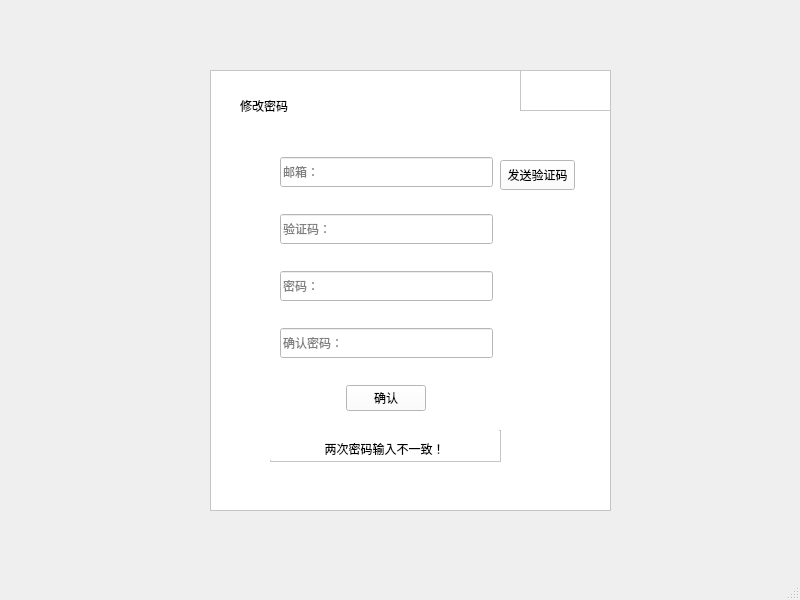
Before: the Qt Designer form frontend/Modify_Person.ui in AiDahanwen/BUAA_2024_Python_Project, drawn with Qt 5.
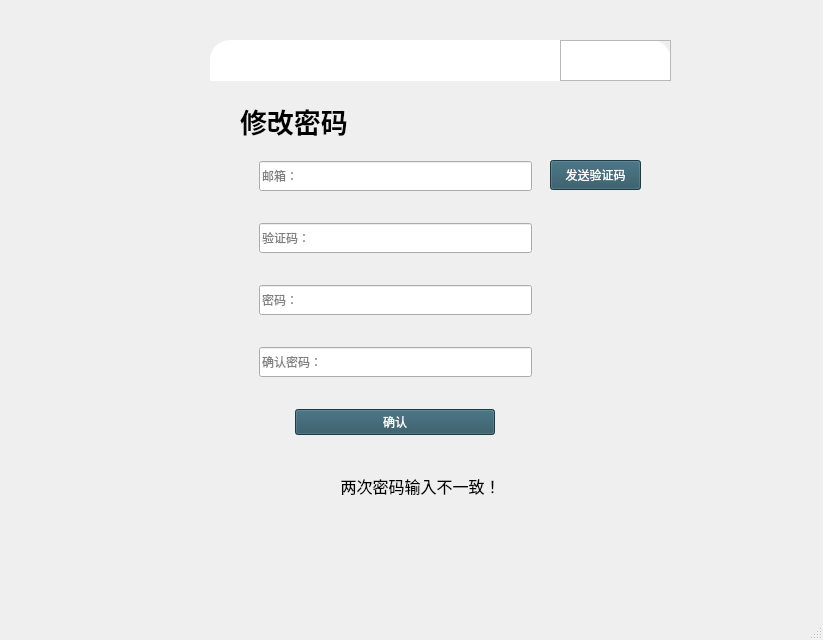
After: the same form once the commit is applied. The open tabs and pages were chosen to show the change. Icons and pictures are not drawn.

Commit message: frontend-modify_password:finish close and minimize-cuzn

```diff
--- a/frontend/Modify_Person.ui
+++ b/frontend/Modify_Person.ui
@@ -6,21 +6,21 @@
    <rect>
     <x>0</x>
     <y>0</y>
-    <width>800</width>
-    <height>600</height>
+    <width>823</width>
+    <height>640</height>
    </rect>
   </property>
   <property name="windowTitle">
    <string>MainWindow</string>
   </property>
   <widget class="QWidget" name="centralwidget">
-   <widget class="QFrame" name="frame">
+   <widget class="QFrame" name="frame_whole">
     <property name="geometry">
      <rect>
       <x>210</x>
-      <y>70</y>
-      <width>401</width>
-      <height>441</height>
+      <y>40</y>
+      <width>461</width>
+      <height>521</height>
      </rect>
     </property>
     <property name="sizePolicy">
@@ -36,7 +36,11 @@
      </size>
     </property>
     <property name="styleSheet">
-     <string notr="true">background-color: rgb(255, 255, 255);</string>
+     <string notr="true">QFrame#frame_whole{
+background-color: rgba(255, 255, 255, 0);
+border-radius:20px;
+	background-image: url(:/pictures/pictures/find_password_background.jpg);
+}</string>
     </property>
     <property name="frameShape">
      <enum>QFrame::StyledPanel</enum>
@@ -48,9 +52,9 @@
      <property name="geometry">
       <rect>
        <x>30</x>
-       <y>20</y>
-       <width>135</width>
-       <height>31</height>
+       <y>50</y>
+       <width>171</width>
+       <height>61</height>
       </rect>
      </property>
      <property name="sizePolicy">
@@ -65,8 +69,17 @@
        <height>31</height>
       </size>
      </property>
+     <property name="font">
+      <font>
+       <family>微软雅黑</family>
+       <pointsize>20</pointsize>
+       <weight>75</weight>
+       <italic>false</italic>
+       <bold>true</bold>
+      </font>
+     </property>
      <property name="styleSheet">
-      <string notr="true">font: 20pt &quot;Agency FB&quot;;</string>
+      <string notr="true"/>
      </property>
      <property name="text">
       <string>修改密码</string>
@@ -75,10 +88,10 @@
     <widget class="QFrame" name="frame_2">
      <property name="geometry">
       <rect>
-       <x>61</x>
-       <y>71</y>
-       <width>231</width>
-       <height>291</height>
+       <x>40</x>
+       <y>100</y>
+       <width>291</width>
+       <height>321</height>
       </rect>
      </property>
      <property name="sizePolicy">
@@ -172,6 +185,23 @@
       </item>
       <item alignment="Qt::AlignHCenter">
        <widget class="QPushButton" name="pushButton_modify_ensure">
+        <property name="sizePolicy">
+         <sizepolicy hsizetype="Expanding" vsizetype="Fixed">
+          <horstretch>0</horstretch>
+          <verstretch>0</verstretch>
+         </sizepolicy>
+        </property>
+        <property name="minimumSize">
+         <size>
+          <width>200</width>
+          <height>0</height>
+         </size>
+        </property>
+        <property name="styleSheet">
+         <string notr="true">background-color: rgb(41, 82, 97);
+color: rgb(255, 255, 255);
+font: 75 10pt &quot;微软雅黑&quot;;</string>
+        </property>
         <property name="text">
          <string>确认</string>
         </property>
@@ -182,9 +212,9 @@
     <widget class="QFrame" name="frame_10">
      <property name="geometry">
       <rect>
-       <x>310</x>
+       <x>350</x>
        <y>0</y>
-       <width>91</width>
+       <width>111</width>
        <height>41</height>
       </rect>
      </property>
@@ -211,7 +241,7 @@
          <string/>
         </property>
         <property name="icon">
-         <iconset>
+         <iconset resource="res.qrc">
           <normaloff>:/icons/icons/24gl-minimization.png</normaloff>:/icons/icons/24gl-minimization.png</iconset>
         </property>
        </widget>
@@ -222,19 +252,21 @@
          <string/>
         </property>
         <property name="icon">
-         <iconset>
+         <iconset resource="res.qrc">
           <normaloff>:/icons/icons/Close.png</normaloff>:/icons/icons/Close.png</iconset>
         </property>
        </widget>
       </item>
      </layout>
+     <zorder>pushButton_2</zorder>
+     <zorder>pushButton</zorder>
     </widget>
     <widget class="QPushButton" name="pushButton_modify_send">
      <property name="geometry">
       <rect>
-       <x>290</x>
-       <y>90</y>
-       <width>75</width>
+       <x>340</x>
+       <y>120</y>
+       <width>91</width>
        <height>30</height>
       </rect>
      </property>
@@ -245,7 +277,12 @@
       </size>
      </property>
      <property name="styleSheet">
-      <string notr="true">QPushButton:pressed{
+      <string notr="true">QPushButton#pushButton_modify_send{
+	background-color: rgb(41, 82, 97);
+	color: rgb(255, 255, 255);
+	font: 9pt &quot;微软雅黑&quot;;
+}
+QPushButton:hover{
 	padding-left:5px;
 	padding-top:5px;
 }</string>
@@ -254,40 +291,13 @@
       <string>发送验证码</string>
      </property>
     </widget>
-    <widget class="QFrame" name="frame_3">
-     <property name="geometry">
-      <rect>
-       <x>60</x>
-       <y>360</y>
-       <width>231</width>
-       <height>32</height>
-      </rect>
-     </property>
-     <property name="sizePolicy">
-      <sizepolicy hsizetype="Preferred" vsizetype="Expanding">
-       <horstretch>0</horstretch>
-       <verstretch>10</verstretch>
-      </sizepolicy>
-     </property>
-     <property name="minimumSize">
-      <size>
-       <width>231</width>
-       <height>31</height>
-      </size>
-     </property>
-     <property name="frameShape">
-      <enum>QFrame::StyledPanel</enum>
-     </property>
-     <property name="frameShadow">
-      <enum>QFrame::Raised</enum>
-     </property>
      <widget class="QStackedWidget" name="stackedWidget">
       <property name="geometry">
        <rect>
-        <x>0</x>
-        <y>0</y>
-        <width>229</width>
-        <height>30</height>
+       <x>50</x>
+       <y>410</y>
+       <width>321</width>
+       <height>71</height>
        </rect>
       </property>
       <property name="minimumSize">
@@ -296,8 +306,19 @@
         <height>30</height>
        </size>
       </property>
+     <property name="font">
+      <font>
+       <family>微软雅黑</family>
+       <pointsize>12</pointsize>
+       <weight>75</weight>
+       <bold>true</bold>
+      </font>
+     </property>
+     <property name="styleSheet">
+      <string notr="true">background-color: rgba(255, 255, 255, 0);</string>
+     </property>
       <property name="currentIndex">
-       <number>4</number>
+      <number>3</number>
       </property>
       <widget class="QWidget" name="page_void"/>
       <widget class="QWidget" name="page_email_format_error">
@@ -310,6 +331,12 @@
             <height>20</height>
            </size>
           </property>
+         <property name="font">
+          <font>
+           <family>微软雅黑</family>
+           <pointsize>12</pointsize>
+          </font>
+         </property>
           <property name="text">
            <string>邮箱格式错误！</string>
           </property>
@@ -330,6 +357,12 @@
             <height>20</height>
            </size>
           </property>
+         <property name="font">
+          <font>
+           <family>微软雅黑</family>
+           <pointsize>12</pointsize>
+          </font>
+         </property>
           <property name="text">
            <string>验证码输入错误！</string>
           </property>
@@ -350,6 +383,12 @@
             <height>20</height>
            </size>
           </property>
+         <property name="font">
+          <font>
+           <family>微软雅黑</family>
+           <pointsize>12</pointsize>
+          </font>
+         </property>
           <property name="text">
            <string>两次密码输入不一致！</string>
           </property>
@@ -370,6 +409,12 @@
             <height>20</height>
            </size>
           </property>
+         <property name="font">
+          <font>
+           <family>微软雅黑</family>
+           <pointsize>12</pointsize>
+          </font>
+         </property>
           <property name="text">
            <string>验证码发送失败，请重试！</string>
           </property>
@@ -390,6 +435,12 @@
             <height>20</height>
            </size>
           </property>
+         <property name="font">
+          <font>
+           <family>微软雅黑</family>
+           <pointsize>12</pointsize>
+          </font>
+         </property>
           <property name="text">
            <string>密码不能为空！</string>
           </property>
@@ -416,6 +467,12 @@
             <height>30</height>
            </size>
           </property>
+         <property name="font">
+          <font>
+           <family>微软雅黑</family>
+           <pointsize>12</pointsize>
+          </font>
+         </property>
           <property name="text">
            <string>此邮箱未注册！</string>
           </property>
@@ -427,7 +484,30 @@
        </layout>
       </widget>
      </widget>
+    <widget class="QLabel" name="label_8">
+     <property name="geometry">
+      <rect>
+       <x>0</x>
+       <y>0</y>
+       <width>461</width>
+       <height>41</height>
+      </rect>
+     </property>
+     <property name="styleSheet">
+      <string notr="true">background-color: rgb(255, 255, 255);
+border-top-left-radius:20px;
+border-top-right-radius:20px;</string>
+     </property>
+     <property name="text">
+      <string/>
+     </property>
     </widget>
+    <zorder>label</zorder>
+    <zorder>frame_2</zorder>
+    <zorder>pushButton_modify_send</zorder>
+    <zorder>stackedWidget</zorder>
+    <zorder>label_8</zorder>
+    <zorder>frame_10</zorder>
    </widget>
   </widget>
   <widget class="QStatusBar" name="statusbar"/>
```
Left out of the diff: 35 changed lines with no effect on the pictures. Lines whose indentation alone changed are shown as unchanged. The commit also changes 1 other file.
